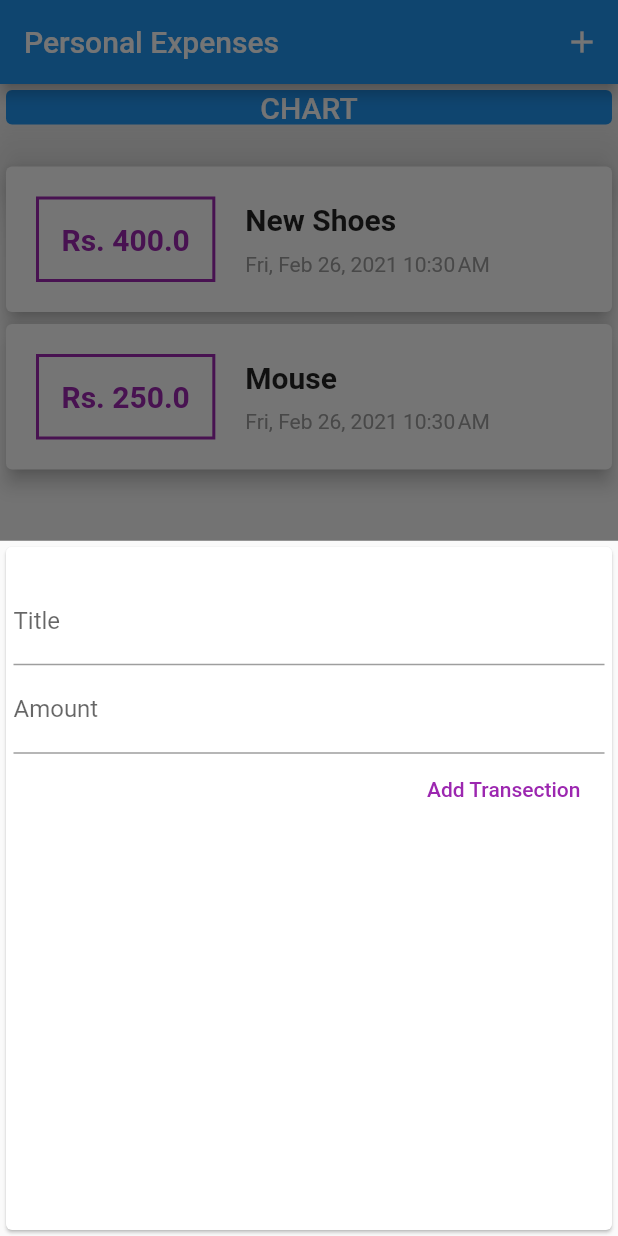
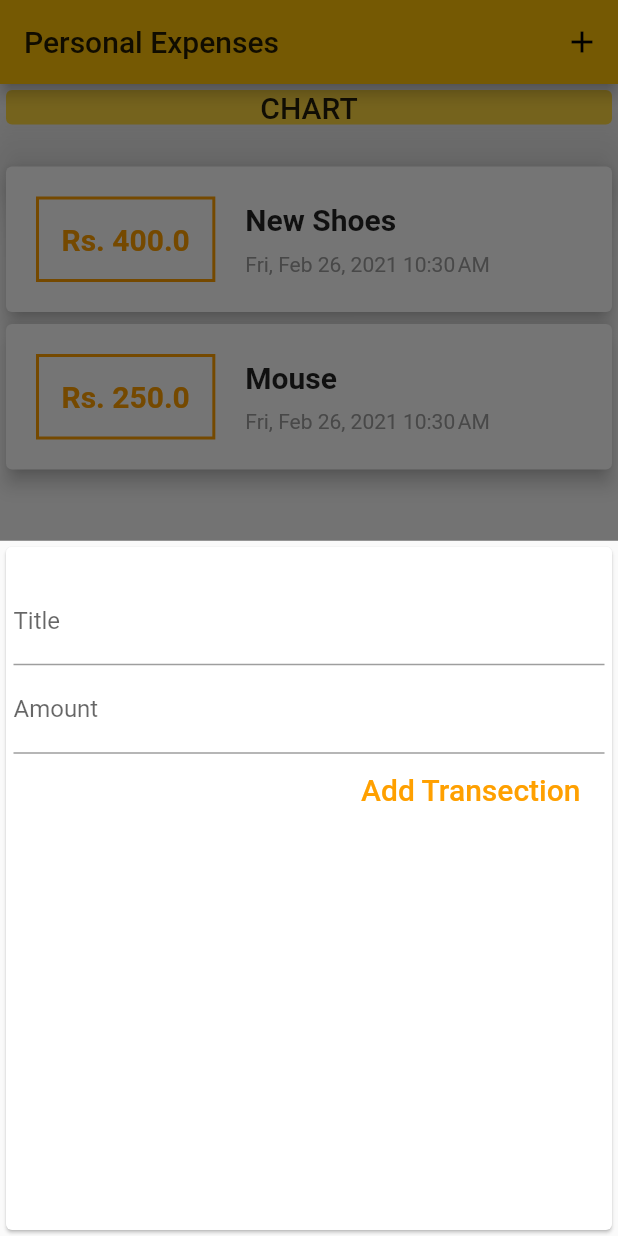
Before and after one commit to IIvexII/Personal_Expense, a Flutter app: the screen it shows after launch, after a tap on the "add" icon, on a phone screen of 412 x 824 dp. Run offline on Flutter 3.47's test engine with Material 2 defaults, Android fonts, the phone set to English and light mode, and no system bars.

Commit message:
Added a theme for the whole app :art:

```diff
--- a/lib/main.dart
+++ b/lib/main.dart
@@ -1,5 +1,4 @@
 import 'package:Personal_Expense/widgets/transectionList.dart';
-import 'package:flutter/gestures.dart';
 import 'package:flutter/material.dart';
 
 import './widgets/newTransection.dart';
@@ -13,6 +12,10 @@ class PersonalExpense extends StatelessWidget {
     return MaterialApp(
       debugShowCheckedModeBanner: false,
       title: 'Personal Expense',
+      theme: ThemeData(
+        primarySwatch: Colors.amber,
+        accentColor: Colors.amberAccent,
+      ),
       home: MyHomePage(),
     );
   }
@@ -82,13 +85,10 @@ class _MyHomePageState extends State<MyHomePage> {
           crossAxisAlignment: CrossAxisAlignment.stretch,
           children: <Widget>[
             Card(
-              color: Colors.blue,
+              color: Theme.of(context).accentColor,
               child: Text(
                 'CHART',
-                style: TextStyle(
-                    color: Colors.white,
-                    fontSize: 20,
-                    fontWeight: FontWeight.w500),
+                style: TextStyle(fontSize: 20, fontWeight: FontWeight.w500),
                 textAlign: TextAlign.center,
               ),
               elevation: 20,
--- a/lib/widgets/newTransection.dart
+++ b/lib/widgets/newTransection.dart
@@ -54,7 +54,8 @@ class _NewTransectionState extends State<NewTransection> {
               child: Text(
                 'Add Transection',
                 style: TextStyle(
-                  color: Colors.purple,
+                  color: Theme.of(context).primaryColorDark,
+                  fontSize: 20,
                 ),
               ),
               onPressed: submitData,
--- a/lib/widgets/transectionList.dart
+++ b/lib/widgets/transectionList.dart
@@ -27,14 +27,14 @@ class TransectionList extends StatelessWidget {
                   padding: EdgeInsets.all(15),
                   decoration: BoxDecoration(
                     border: Border.all(
-                      color: Colors.purple,
+                      color: Theme.of(context).primaryColorDark,
                       width: 2,
                     ),
                   ),
                   child: Text(
                     'Rs. ${_userTransections[index].amount}',
                     style: TextStyle(
-                      color: Colors.purple,
+                      color: Theme.of(context).primaryColorDark,
                       fontSize: 20,
                       fontWeight: FontWeight.bold,
                     ),
```
